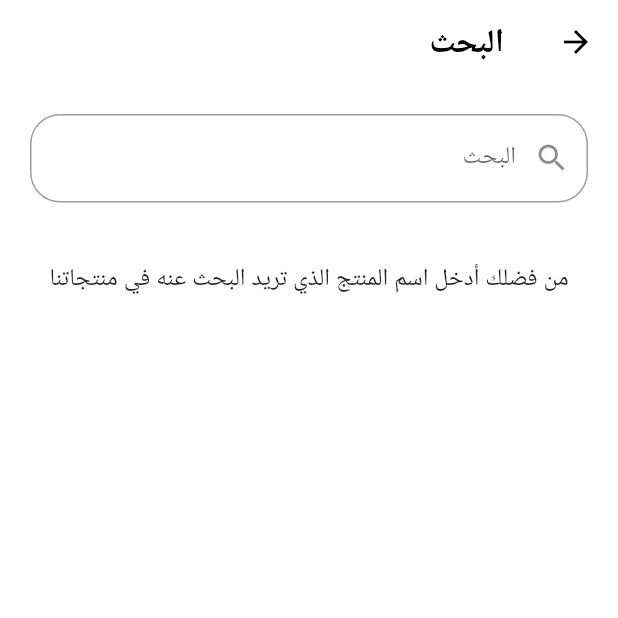
After one commit to AhmedSalahRabea/dareen, a Flutter app: the SearchScreen screen opened directly, on a phone screen of 412 x 824 dp, the top half of it. The commit adds this screen. Run offline on Flutter 3.47's test engine with Material 2 defaults, Android fonts, the phone set to English and light mode, and no system bars; our stand-ins replace babstrap_settings_screen, bloc, buildcondition, cached_network_image, dio, firebase_auth and 7 more; missing offline and left inert: tbib_toast; accounts and stored records are empty; network calls fail.

Commit message:
after search screan finished

```diff
--- /dev/null
+++ b/lib/data/models/add_delete_favourite.dart
@@ -0,0 +1,16 @@
+class AddOrDeleteProductFromFavouritesModel {
+  final String message;
+  final bool status;
+
+  AddOrDeleteProductFromFavouritesModel({
+    required this.message,
+    required this.status,
+  });
+  factory AddOrDeleteProductFromFavouritesModel.fromJson(
+      Map<String, dynamic> jsonData) {
+    return AddOrDeleteProductFromFavouritesModel(
+      message: jsonData['message'],
+      status: jsonData['status'],
+    );
+  }
+}
--- /dev/null
+++ b/lib/data/models/search_model.dart
@@ -0,0 +1,23 @@
+import 'package:dareen_app/data/models/product_model.dart';
+
+class SearchModel {
+  List<ProductModel>? data = [];
+  String? message;
+  bool? status;
+
+  SearchModel({
+    this.data,
+    this.message,
+    this.status,
+  });
+
+  SearchModel.fromJson(Map<String, dynamic> jsonData) {
+    message = jsonData['message'];
+    status = jsonData['status'];
+    if (jsonData['data'] != null) {
+      jsonData['data'].forEach((element) {
+        data!.add(ProductModel.fromJson(element));
+      });
+    }
+  }
+}
--- a/lib/home/cubit/shop_state.dart
+++ b/lib/home/cubit/shop_state.dart
@@ -7,20 +7,38 @@ class ShopInitial extends ShopState {}
 
 //when get categories from api
 class CategoriesGetLoading extends ShopState {}
+
 class CategoriesGetSuccess extends ShopState {}
+
 class CategoriesGetFailed extends ShopState {}
 
 //=== when get products from a particular category===
 class ProductsLoading extends ShopState {}
+
 class ProductsGetSuccess extends ShopState {}
+
 class ProductsGetError extends ShopState {}
 
 //=== when get favourite products for a particular user===
 class FavouritesLoading extends ShopState {}
+
 class FavouritesGetSuccess extends ShopState {}
+
 class FavouritesGetError extends ShopState {}
+
+//=== when add or delete product from favourites===
+class AddOrDeleteFavouriteLoading extends ShopState {}
+
+class AddOrDeleteFavouriteSuccess extends ShopState {}
+
+class AddOrDeleteFavouriteError extends ShopState {}
+//===to determine like button  color===
+class ProductAlreadyInFavourites extends ShopState {}
+class ProductNotInFavourites extends ShopState {}
+
 
 //======when the user click back button from products screenr=====
 class MakeProductsModelEmpty extends ShopState {}
+
 //======when change in bottom navigation bar=====
 class ShopChangeBottomNavBar extends ShopState {}
--- a/lib/home/home_screen.dart
+++ b/lib/home/home_screen.dart
@@ -1,6 +1,8 @@
 // ignore_for_file: override_on_non_overriding_member, use_key_in_widget_constructors
 
 import 'package:dareen_app/home/cubit/shop_cubit.dart';
+import 'package:dareen_app/modules/search/search_screen.dart';
+import 'package:dareen_app/shared/components/functions.dart';
 import 'package:flutter/material.dart';
 import 'package:flutter_bloc/flutter_bloc.dart';
 
@@ -22,7 +24,9 @@ class HomeScreen extends StatelessWidget {
               Padding(
                 padding: const EdgeInsets.symmetric(horizontal: 15),
                 child: IconButton(
-                  onPressed: () {},
+                  onPressed: () {
+                    navigateTo(context: context, screen: SearchScreen());
+                  },
                   icon: const Icon(Icons.search),
                   color: Colors.deepOrange,
                   iconSize: 30,
--- a/lib/main.dart
+++ b/lib/main.dart
@@ -64,7 +64,7 @@ class MyApp extends StatelessWidget {
             // ..homeScreen(isOnBoardingSeen),
             ),
         BlocProvider<ShopCubit>(
-          create: (context) => ShopCubit()..getCategoryData(context),
+          create: (context) => ShopCubit()..getCategoryData(context)..getFavourites(userId),
         ),
       ],
       child: BlocConsumer<AppCubit, AppState>(
--- a/lib/modules/categories/category_item.dart
+++ b/lib/modules/categories/category_item.dart
@@ -27,9 +27,7 @@ class CategoryItem extends StatelessWidget {
       ),
       child: InkWell(
         onTap: () async {
-          //ShopCubit.get(context).makeProductsModelEmpty();
           ShopCubit.get(context).getCategoryProducts('${model.id}');
-         // await Future.delayed(Duration(milliseconds: 200));
           navigateTo(
               context: context,
               screen: ProductsScreen(
--- a/lib/modules/login/login_screen.dart
+++ b/lib/modules/login/login_screen.dart
@@ -40,6 +40,7 @@ class LoginScreen extends StatelessWidget {
               backgroundColor: Colors.white,
 
               body: SingleChildScrollView(
+                reverse: true,
                 child: Padding(
                   padding: const EdgeInsets.all(20.0),
                   child: Form(
@@ -105,7 +106,9 @@ class LoginScreen extends StatelessWidget {
                                 },
                                 label: 'رقم الهاتف',
                                 prefix: Icons.phone,
-                                autofillHints:const [AutofillHints.telephoneNumber],
+                                autofillHints: const [
+                                  AutofillHints.telephoneNumber
+                                ],
                               ),
                             ),
                           ],
--- /dev/null
+++ b/lib/modules/search/cubit/search_state.dart
@@ -0,0 +1,12 @@
+part of 'search_cubit.dart';
+
+@immutable
+abstract class SearchState {}
+
+class SearchInitial extends SearchState {}
+
+class SearchLoading extends SearchState {}
+
+class SearchSuccess extends SearchState {}
+
+class SearchError extends SearchState {}
--- /dev/null
+++ b/lib/modules/search/search_screen.dart
@@ -0,0 +1,87 @@
+// ignore_for_file: use_key_in_widget_constructors, prefer_const_constructors, must_be_immutable
+
+import 'package:buildcondition/buildcondition.dart';
+import 'package:dareen_app/modules/search/cubit/search_cubit.dart';
+import 'package:dareen_app/shared/widgets/my_divider.dart';
+import 'package:dareen_app/shared/widgets/my_text_field.dart';
+import 'package:dareen_app/shared/widgets/product_fav_item.dart';
+import 'package:flutter/material.dart';
+import 'package:flutter_bloc/flutter_bloc.dart';
+
+class SearchScreen extends StatelessWidget {
+  GlobalKey<FormState> formKey = GlobalKey<FormState>();
+  TextEditingController textController = TextEditingController();
+
+  @override
+  Widget build(BuildContext context) {
+    return BlocProvider(
+      create: (context) => SearchCubit(),
+      child: BlocConsumer<SearchCubit, SearchState>(
+        listener: (context, state) {},
+        builder: (context, state) {
+          SearchCubit cubit = SearchCubit.get(context);
+          return Directionality(
+            textDirection: TextDirection.rtl,
+            child: Scaffold(
+              appBar: AppBar(
+                title: const Text('البحث'),
+              ),
+              body: Form(
+                key: formKey,
+                child: Padding(
+                  padding: const EdgeInsets.all(20.0),
+                  child: Column(
+                    children: [
+                      MyTextFormField(
+                        controller: textController,
+                        type: TextInputType.text,
+                        validate: (value) {
+                          if (value.isEmpty) {
+                            // return 'من فضلك أدخل اسم المنتج الذي تريد البحث عنه في منتجاتنا';
+                          }
+                        },
+                        label: 'البحث',
+                        prefix: Icons.search,
+                        onsubmit: (String text) {
+                          cubit.searchProduct(text);
+                        },
+                        onchange: (text) {
+                          cubit.searchProduct(text);
+                        },
+                      ),
+                      SizedBox(height: 20),
+                      if (state is SearchLoading) LinearProgressIndicator(),
+                      BuildCondition(
+                        condition: cubit.searchModel != null,
+                        builder: (context) => Expanded(
+                          child: ListView.separated(
+                            itemBuilder: (context, index) =>
+                                ProductOrFavouriteItem(
+                                    model: cubit.searchList[index]),
+                            separatorBuilder: (context, index) => MyDivider(),
+                            itemCount: cubit.searchModel!.data!.length,
+                          ),
+                        ),
+                        fallback: (context) => Center(
+                          child: Column(
+                            children: [
+                              SizedBox(height: 20),
+                              Text(
+                                'من فضلك أدخل اسم المنتج الذي تريد البحث عنه في منتجاتنا',
+                                style: Theme.of(context).textTheme.subtitle1,
+                              ),
+                            ],
+                          ),
+                        ),
+                      ),
+                    ],
+                  ),
+                ),
+              ),
+            ),
+          );
+        },
+      ),
+    );
+  }
+}
--- a/lib/shared/network/remote/end_points.dart
+++ b/lib/shared/network/remote/end_points.dart
@@ -7,6 +7,10 @@ const String REGISTER = 'client/register';
 const String CATEGORIES = 'all/categories';
 const String CATEGORYPRODUCTS = 'get/products';
 const String FAVOURITES = 'get/favorites';
+const String ADDORDELETEFAVOURITE = 'add/favorites';
+const String SEARCH = 'search/product';
+
+
 
 //token
 String? token = CacheHelper.getDataFromSharedPrefrences(key: 'token');
--- a/pubspec.yaml
+++ b/pubspec.yaml
@@ -50,6 +50,7 @@ dependencies:
   url_launcher: ^6.0.17
   font_awesome_flutter: ^9.2.0
   carousel_slider: ^4.0.0
+  like_button: ^2.0.4
 
 dev_dependencies:
   flutter_test:
```
Also changed, not shown: lib/home/cubit/shop_cubit.dart (+51 -3 lines), lib/modules/favourite/favourite_screen.dart (+7 -12 lines), lib/modules/products/products_screen.dart (+5 -9 lines), lib/modules/search/cubit/search_cubit.dart (added, +40 -0 lines), lib/shared/widgets/like_button.dart (added, +57 -0 lines), lib/shared/widgets/product_fav_item.dart (+20 -19 lines), pubspec.lock.
